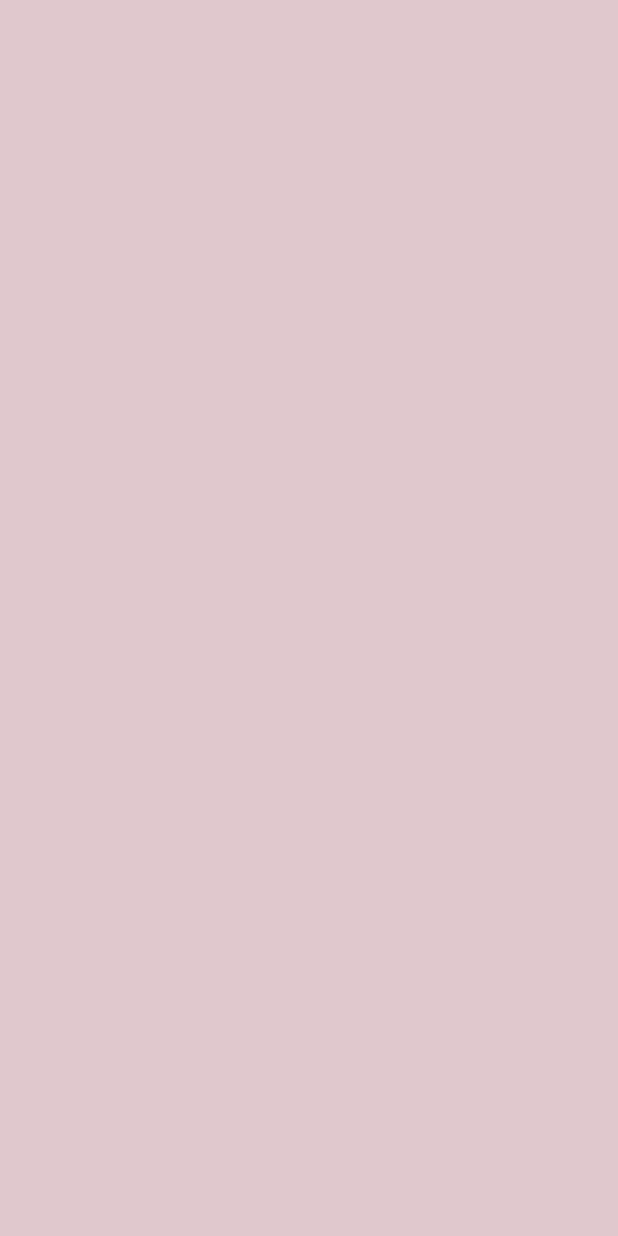
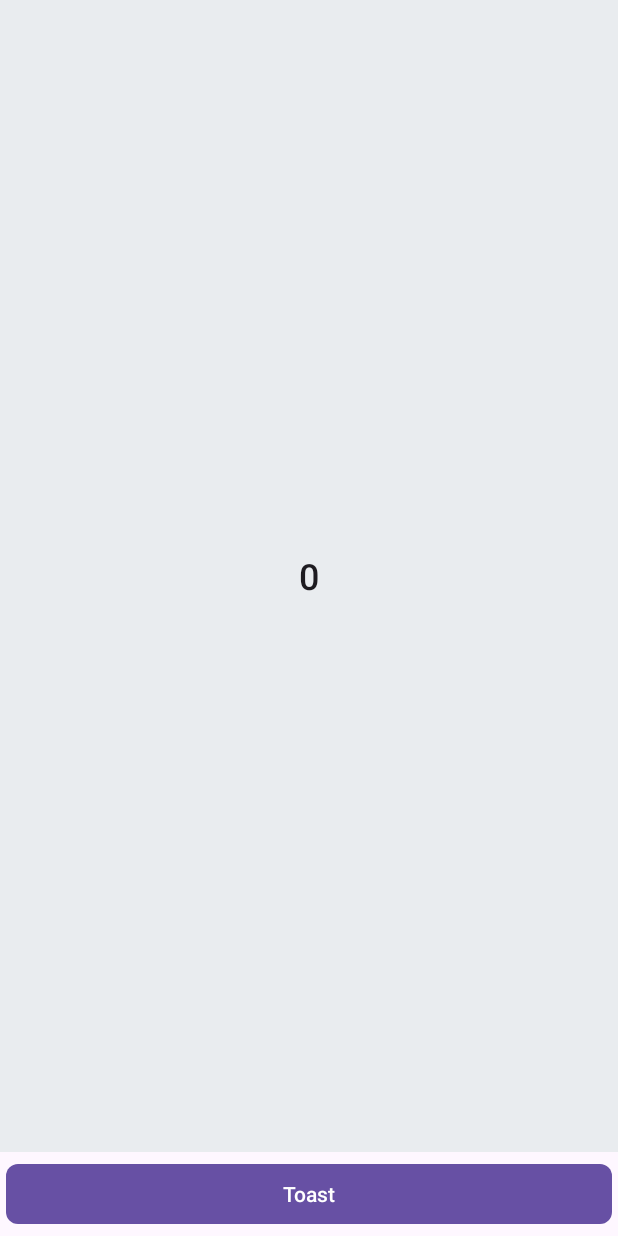
Before and after one commit to rahulraj94391/RTL, an Android app: the screen it shows after launch (MainActivity), on a phone screen of 412 x 824 dp. Before the commit the screen is empty. Run offline under Robolectric (Android 15) with nearby library versions, the phone set to English and light mode, and no system bars.

Commit message:
Testing Viewpager 2 for RTL - findFragmentByTag("f${getItemId(pos)}")

```diff
--- a/app/src/main/java/com/plcoding/rtl/MainActivity.kt
+++ b/app/src/main/java/com/plcoding/rtl/MainActivity.kt
@@ -1,14 +1,51 @@
 package com.plcoding.rtl
 
 import android.os.Bundle
+import android.widget.Toast
 import androidx.appcompat.app.AppCompatActivity
+import androidx.fragment.app.Fragment
+import androidx.viewpager2.widget.ViewPager2
+import com.google.android.material.button.MaterialButton
 
 class MainActivity : AppCompatActivity() {
+    private var toast: Toast? = null
     override fun onCreate(savedInstanceState: Bundle?) {
         super.onCreate(savedInstanceState)
         setContentView(R.layout.activity_main)
 
 
+        val viewPager2: ViewPager2 = findViewById(R.id.viewpager2)
+        val viewPagerAdapter = VPAdapter(this@MainActivity)
+        viewPager2.offscreenPageLimit = 1
+        viewPager2.adapter = viewPagerAdapter
 
+
+        val btn: MaterialButton = findViewById(R.id.toastbtn)
+        btn.setOnClickListener {
+            val frag_minus_1: Fragment? = viewPagerAdapter.getFragmentByPos(viewPager2.currentItem - 1)
+            val frag: Fragment? = viewPagerAdapter.getFragmentByPos(viewPager2.currentItem)
+            val frag_plus_1: Fragment? = viewPagerAdapter.getFragmentByPos(viewPager2.currentItem + 1)
+
+            val msg_minus_1 = if (frag_minus_1 is VpFragment) {
+                frag_minus_1.posMarker.toString()
+            } else {
+                "NULL"
+            }
+
+            val msg = if (frag is VpFragment) {
+                frag.posMarker.toString()
+            } else {
+                "NULL"
+            }
+
+            val msg_plus_1 = if (frag_plus_1 is VpFragment) {
+                frag_plus_1.posMarker.toString()
+            } else {
+                "NULL"
+            }
+            toast?.cancel()
+            toast = Toast.makeText(this@MainActivity, "$msg_minus_1, $msg, $msg_plus_1", Toast.LENGTH_SHORT)
+            toast?.show()
+        }
     }
 }
--- /dev/null
+++ b/app/src/main/java/com/plcoding/rtl/VpFragment.kt
@@ -0,0 +1,59 @@
+package com.plcoding.rtl
+
+import android.graphics.Color
+import android.os.Bundle
+import android.view.LayoutInflater
+import android.view.View
+import android.view.ViewGroup
+import android.widget.TextView
+import androidx.fragment.app.Fragment
+import kotlin.properties.Delegates
+
+private const val ARG_PARAM1 = "posMarker"
+
+class VpFragment : Fragment() {
+    var posMarker: Int by Delegates.notNull()
+        private set
+    private val colors = listOf(
+        "#E9ECEF", // Light gray
+        "#ADB5BD", // Grayish
+        "#F5F5DC", // Beige
+        "#FAEBD7", // Antique white
+        "#FFF5EE", // Seashell
+        "#F0FFF0", // Honeydew
+        "#F5FFFA", // Mint cream
+        "#FFFFF0", // Ivory
+    )
+
+
+    override fun onCreate(savedInstanceState: Bundle?) {
+        super.onCreate(savedInstanceState)
+        requireArguments().let {
+            posMarker = it.getInt(ARG_PARAM1)
+        }
+    }
+
+    override fun onCreateView(
+        inflater: LayoutInflater, container: ViewGroup?,
+        savedInstanceState: Bundle?,
+    ): View? {
+        return inflater.inflate(R.layout.fragment_vp, container, false)
+    }
+
+    override fun onViewCreated(view: View, savedInstanceState: Bundle?) {
+        super.onViewCreated(view, savedInstanceState)
+        view.setBackgroundColor(Color.parseColor(colors[posMarker % colors.size]))
+        val tv: TextView = view.findViewById(R.id.textView)
+        tv.text = posMarker.toString()
+    }
+
+    companion object {
+        @JvmStatic
+        fun newInstance(posMarker: Int) =
+            VpFragment().apply {
+                arguments = Bundle().apply {
+                    putInt(ARG_PARAM1, posMarker)
+                }
+            }
+    }
+}
--- a/app/src/main/res/layout/activity_main.xml
+++ b/app/src/main/res/layout/activity_main.xml
@@ -1,19 +1,23 @@
 <?xml version="1.0" encoding="utf-8"?>
-<HorizontalScrollView xmlns:android="http://schemas.android.com/apk/res/android"
-    xmlns:tools="http://schemas.android.com/tools"
-    android:id="@+id/item1"
+<LinearLayout xmlns:android="http://schemas.android.com/apk/res/android"
+    xmlns:app="http://schemas.android.com/apk/res-auto"
     android:layout_width="match_parent"
     android:layout_height="match_parent"
-    android:background="#39CFC6C6"
-    android:fillViewport="true"
-    android:orientation="vertical"
-    tools:context=".MainActivity">
+    android:focusable="true"
+    android:orientation="vertical">
 
-    <LinearLayout
-        android:id="@+id/item2"
-        android:layout_width="wrap_content"
-        android:layout_height="match_parent"
-        android:background="#399B4C4C"
-        android:orientation="horizontal">
-    </LinearLayout>
-</HorizontalScrollView>
+    <androidx.viewpager2.widget.ViewPager2
+        android:id="@+id/viewpager2"
+        android:layout_width="match_parent"
+        android:layout_height="0dp"
+        android:layout_weight="1" />
+
+    <com.google.android.material.button.MaterialButton
+        android:id="@+id/toastbtn"
+        android:layout_width="match_parent"
+        android:layout_height="wrap_content"
+        android:layout_margin="4dp"
+        android:text="Toast"
+        app:cornerRadius="8dp" />
+
+</LinearLayout>
--- /dev/null
+++ b/app/src/main/res/layout/fragment_vp.xml
@@ -0,0 +1,17 @@
+<?xml version="1.0" encoding="utf-8"?>
+<LinearLayout xmlns:android="http://schemas.android.com/apk/res/android"
+    xmlns:tools="http://schemas.android.com/tools"
+    android:layout_width="match_parent"
+    android:layout_height="match_parent"
+    android:gravity="center"
+    tools:context=".VpFragment">
+
+    <TextView
+        android:id="@+id/textView"
+        style="@style/TextAppearance.Material3.LabelLarge"
+        android:layout_width="wrap_content"
+        android:layout_height="wrap_content"
+        android:textSize="24sp"
+        tools:text="@string/hello_blank_fragment" />
+
+</LinearLayout>
```
Also changed, not shown: app/build.gradle (+10 -16 lines), app/src/main/java/com/plcoding/rtl/Adapter.kt (added, +40 -0 lines), app/src/main/java/com/plcoding/rtl/PermissionUtil/PermissionUtil.kt (deleted, +0 -86 lines), app/src/main/java/com/plcoding/rtl/VPAdapter.kt (added, +80 -0 lines), app/src/main/java/com/plcoding/rtl/db/AppDatabase.kt (deleted, +0 -35 lines), app/src/main/java/com/plcoding/rtl/db/dao/LocationHistoryDao.kt (deleted, +0 -19 lines), app/src/main/java/com/plcoding/rtl/db/entities/LocationHistory.kt (deleted, +0 -14 lines), app/src/main/java/com/plcoding/rtl/util/DateTimeUtil.kt (deleted, +0 -19 lines), app/src/main/java/com/plcoding/rtl/worker/GetLocationWorker.kt (deleted, +0 -36 lines), app/src/main/res/layout/row_vh.xml (added, +9 -0 lines), build.gradle (+0 -31 lines).
